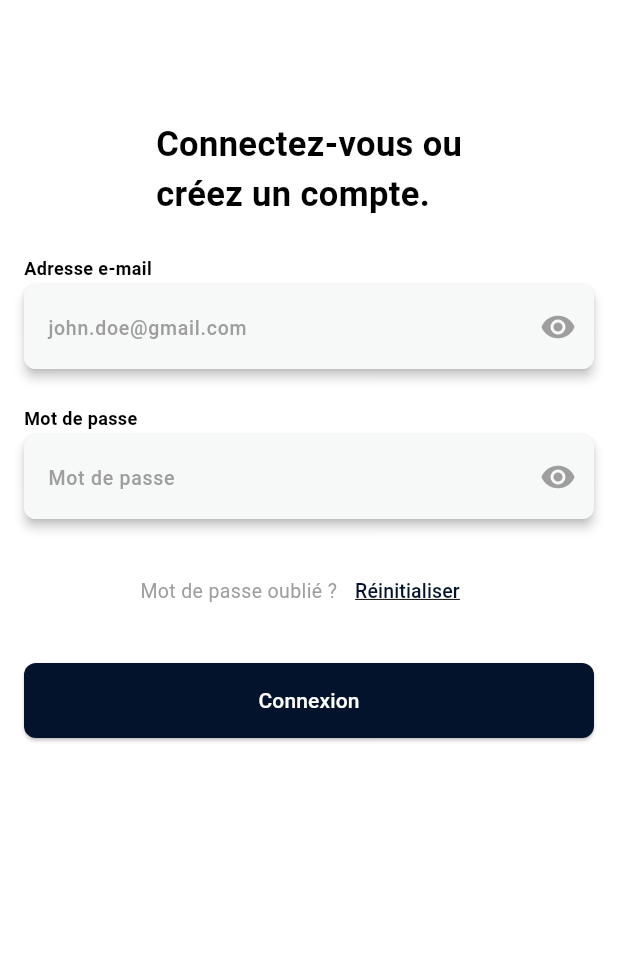
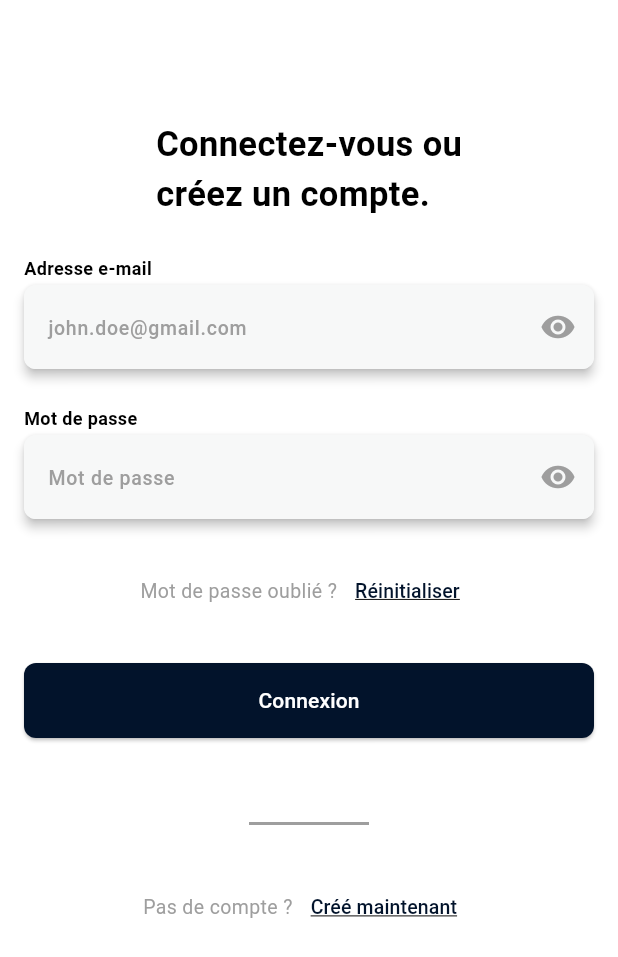
Before and after one commit to VictorDelamonica/KosmosDigitalTest, a Flutter app: the screen it shows after launch, on a phone screen of 412 x 824 dp. Shown: the top 957 px of the screen. Run offline on Flutter 3.47's test engine with Material 3 defaults, Android fonts, the phone set to English and light mode, and no system bars; Roboto replaces fonts that are missing (Poppins).

Commit message:
fix: Login view

```diff
--- a/lib/src/features/connections/view/login_view.dart
+++ b/lib/src/features/connections/view/login_view.dart
@@ -174,6 +174,35 @@ class _LoginViewState extends State<LoginView> {
                 ],
               ),
               CustomButton(onPressed: () {}, text: "Connexion"),
+              const SizedBox(height: 1),
+              Divider(
+                color: Colors.grey,
+                indent: 150,
+                endIndent: 150,
+                thickness: 2,
+              ),
+              Row(
+                mainAxisAlignment: MainAxisAlignment.center,
+                children: [
+                  Text(
+                    "Pas de compte ?",
+                    style: TextStyle(color: Colors.grey, fontSize: 13),
+                  ),
+                  TextButton(
+                    onPressed: () {
+                      Navigator.pushNamed(context, '/register');
+                    },
+                    child: Text(
+                      "Créé maintenant",
+                      style: TextStyle(
+                        color: Theme.of(context).colorScheme.tertiary,
+                        decoration: TextDecoration.underline,
+                        fontSize: 13,
+                      ),
+                    ),
+                  ),
+                ],
+              ),
             ],
           ),
         ),
```
